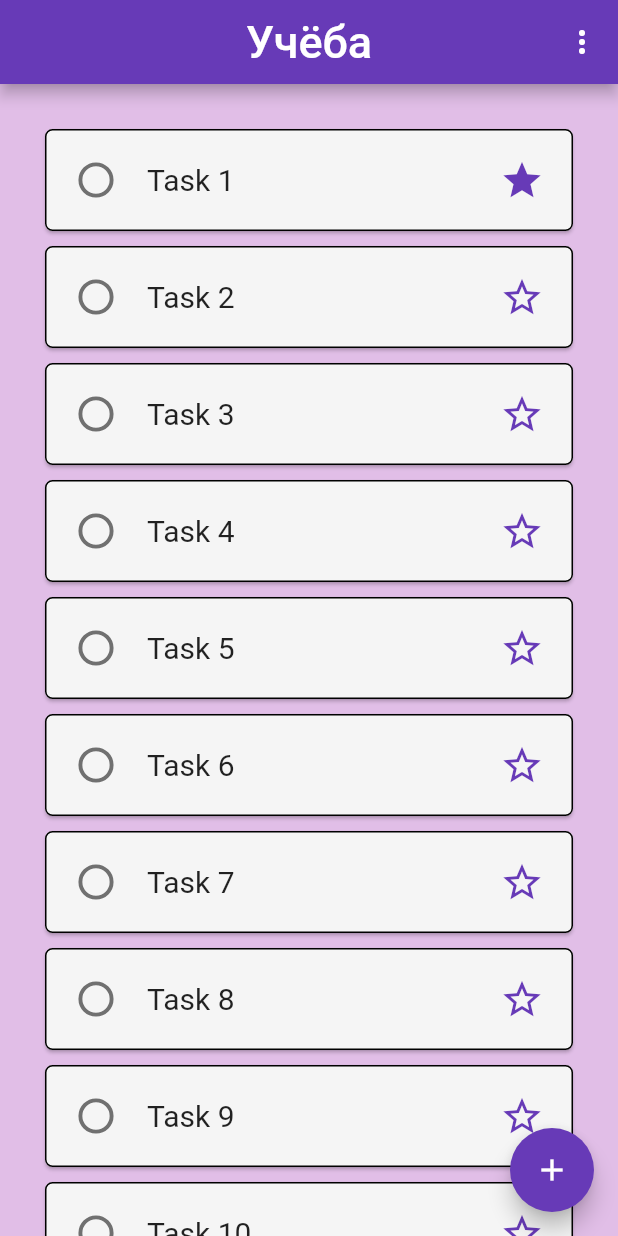
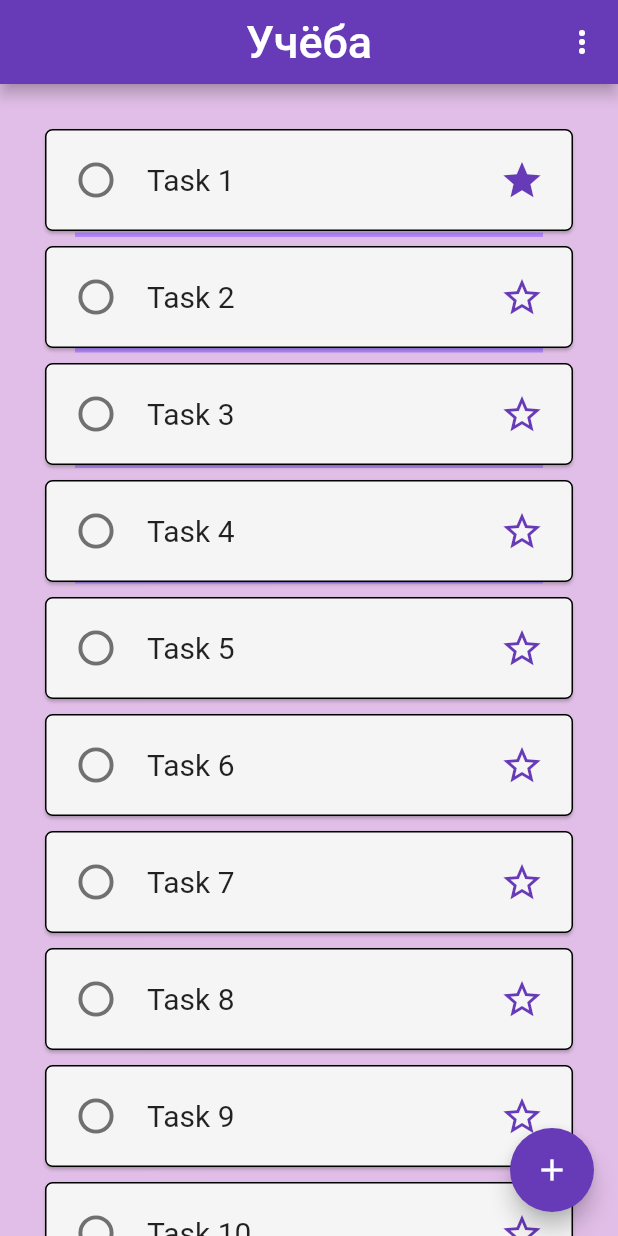
Before and after one commit to AJMC2002/Window-Apps, a Flutter app: the screen it shows after launch, after a tap on the "star border purple500" icon, on a phone screen of 412 x 824 dp. Run offline on Flutter 3.47's test engine with Material 2 defaults, Android fonts, the phone set to English and light mode, and no system bars; our stand-ins replace flutter_svg, freezed_annotation.

Commit message:
Made task class immutable and added task list bg

```diff
--- a/lib/models/task.dart
+++ b/lib/models/task.dart
@@ -1,13 +1,13 @@
-class Task {
-  Task({
-    required this.id,
-    required this.title,
-    this.isDone = false,
-    this.isFavorite = false,
-  });
+import 'package:freezed_annotation/freezed_annotation.dart';
 
-  final String id;
-  String title;
-  bool isDone;
-  bool isFavorite;
+part 'task.freezed.dart';
+
+@Freezed()
+class Task with _$Task {
+  const factory Task({
+    required final String id,
+    required final String title,
+    @Default(false) final bool isDone,
+    @Default(false) final bool isFavorite,
+  }) = _Task;
 }
--- a/lib/screens/branch/branch_page.dart
+++ b/lib/screens/branch/branch_page.dart
@@ -6,6 +6,7 @@ import 'widgets/appbar/branch_popupmenu.dart';
 import 'widgets/tasklist/empty_task_list.dart';
 import 'widgets/fab/add_task_dialog.dart';
 import 'widgets/tasklist/task_list.dart';
+import 'widgets/tasklist/task_list_background.dart';
 
 class BranchPage extends StatefulWidget {
   const BranchPage({super.key, required this.topic, required this.uuid});
@@ -29,15 +30,19 @@ class _BranchPageState extends State<BranchPage> {
     _topic = newTopic;
   }
 
+  int _getIndex(String id) {
+    return _allTasks.indexWhere((task) => task.id == id);
+  }
+
   void _switchDone(String id) {
-    final task = _allTasks.singleWhere((task) => task.id == id);
-    task.isDone = !task.isDone;
+    int i = _getIndex(id);
+    _allTasks[i] = _allTasks[i].copyWith(isDone: !_allTasks[i].isDone);
     _updateDisplayedTasks();
   }
 
   void _switchFavorite(String id) {
-    final task = _allTasks.singleWhere((task) => task.id == id);
-    task.isFavorite = !task.isFavorite;
+    int i = _getIndex(id);
+    _allTasks[i] = _allTasks[i].copyWith(isFavorite: !_allTasks[i].isFavorite);
     _updateDisplayedTasks();
   }
 
@@ -117,7 +122,9 @@ class _BranchPageState extends State<BranchPage> {
       ),
       body: Stack(
         children: <Widget>[
-          _displayedTasks.isEmpty ? const EmptyTaskList() : Container(),
+          _displayedTasks.isEmpty
+              ? const EmptyTaskList()
+              : const TaskListBackground(),
           TaskList(
             tasks: _displayedTasks,
             switchDone: _switchDone,
--- /dev/null
+++ b/lib/screens/branch/widgets/tasklist/task_list_background.dart
@@ -0,0 +1,34 @@
+import 'package:flutter/material.dart';
+
+class TaskListBackground extends StatelessWidget {
+  const TaskListBackground({super.key});
+
+  @override
+  Widget build(BuildContext context) {
+    return Padding(
+      padding: const EdgeInsets.only(
+        top: 25,
+        left: 50,
+        right: 50,
+        bottom: kFloatingActionButtonMargin,
+      ),
+      child: Column(
+        children: List.filled(
+          ((MediaQuery.of(context).size.height - 25) / 77).floor() - 1,
+          Container(
+            width: MediaQuery.of(context).size.width,
+            height: 77,
+            decoration: BoxDecoration(
+              border: Border(
+                bottom: BorderSide(
+                  width: 3,
+                  color: Colors.deepPurpleAccent.shade100,
+                ),
+              ),
+            ),
+          ),
+        ),
+      ),
+    );
+  }
+}
--- a/pubspec.yaml
+++ b/pubspec.yaml
@@ -14,12 +14,15 @@ dependencies:
   uuid: ^3.0.6
 
   flutter_svg: 1.1.5
+  freezed_annotation: ^2.2.0
 
 dev_dependencies:
   flutter_test:
     sdk: flutter
 
   flutter_lints: ^2.0.0
+  build_runner: ^2.3.2
+  freezed: ^2.3.2
 
 flutter:
   uses-material-design: true
```
Also changed, not shown: lib/models/task.freezed.dart (added), pubspec.lock.
